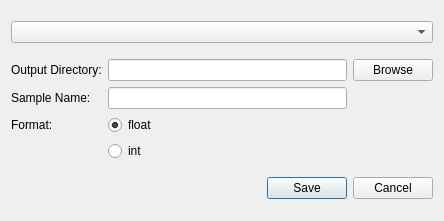
This is mantidimaging/gui/ui/nexus_save_dialog.ui in mantidproject/mantidimaging as Qt 5 draws it before an edit. The edited form follows.
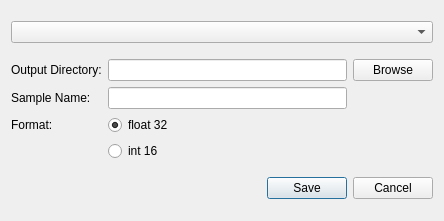
This is the edited form.

Commit message: dialog labels and int 16 type

The edit to the form file:
```diff
--- a/mantidimaging/gui/ui/nexus_save_dialog.ui
+++ b/mantidimaging/gui/ui/nexus_save_dialog.ui
@@ -50,7 +50,7 @@
      <item row="2" column="1">
       <widget class="QRadioButton" name="floatRadioButton">
        <property name="text">
-        <string>float</string>
+        <string>float 32</string>
        </property>
        <property name="checked">
         <bool>true</bool>
@@ -70,7 +70,7 @@
      <item row="3" column="1">
       <widget class="QRadioButton" name="intRadioButton">
        <property name="text">
-        <string>int</string>
+        <string>int 16</string>
        </property>
       </widget>
      </item>
```
The commit also changes 1 other file.
